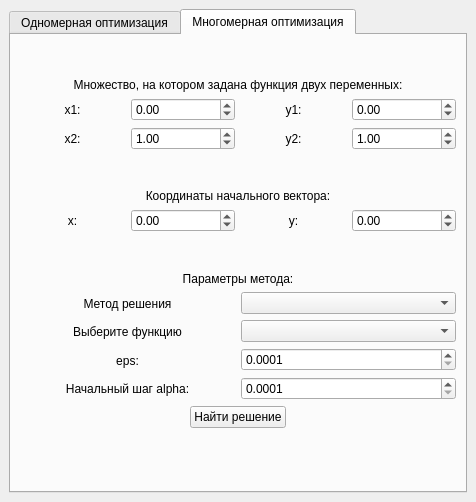
First picture: the form in mainwindow.ui, repository margarita-v/OptimizationMethods, before the edit.
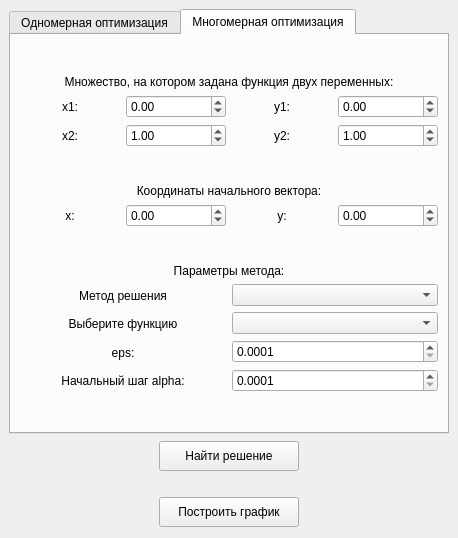
Second picture: the form after the edit. The open tabs and pages were chosen to show the change.

The edit to the form file:
```diff
--- a/mainwindow.ui
+++ b/mainwindow.ui
@@ -6,8 +6,8 @@
    <rect>
     <x>0</x>
     <y>0</y>
-    <width>476</width>
-    <height>502</height>
+    <width>458</width>
+    <height>538</height>
    </rect>
   </property>
   <property name="windowTitle">
@@ -31,6 +31,8 @@
    </property>
    <layout class="QGridLayout" name="gridLayout_2">
     <item row="0" column="0">
+     <layout class="QVBoxLayout" name="verticalLayout_12">
+      <item>
      <widget class="QTabWidget" name="tabWidget">
       <property name="currentIndex">
        <number>0</number>
@@ -205,103 +207,6 @@
             </item>
            </layout>
           </item>
-          <item>
-           <layout class="QHBoxLayout" name="horizontalLayout_6">
-            <property name="spacing">
-             <number>0</number>
-            </property>
-            <item>
-             <spacer name="horizontalSpacer_2">
-              <property name="orientation">
-               <enum>Qt::Horizontal</enum>
-              </property>
-              <property name="sizeHint" stdset="0">
-               <size>
-                <width>40</width>
-                <height>20</height>
-               </size>
-              </property>
-             </spacer>
-            </item>
-            <item>
-             <widget class="QPushButton" name="btnSolve">
-              <property name="text">
-               <string>Найти решение</string>
-              </property>
-              <property name="autoDefault">
-               <bool>false</bool>
-              </property>
-              <property name="default">
-               <bool>false</bool>
-              </property>
-             </widget>
-            </item>
-            <item>
-             <spacer name="horizontalSpacer">
-              <property name="orientation">
-               <enum>Qt::Horizontal</enum>
-              </property>
-              <property name="sizeHint" stdset="0">
-               <size>
-                <width>40</width>
-                <height>20</height>
-               </size>
-              </property>
-             </spacer>
-            </item>
-           </layout>
-          </item>
-          <item>
-           <layout class="QHBoxLayout" name="horizontalLayout">
-            <item>
-             <widget class="QLabel" name="lblSolve">
-              <property name="text">
-               <string/>
-              </property>
-              <property name="alignment">
-               <set>Qt::AlignCenter</set>
-              </property>
-             </widget>
-            </item>
-           </layout>
-          </item>
-          <item>
-           <layout class="QHBoxLayout" name="horizontalLayout_8">
-            <item>
-             <spacer name="horizontalSpacer_3">
-              <property name="orientation">
-               <enum>Qt::Horizontal</enum>
-              </property>
-              <property name="sizeHint" stdset="0">
-               <size>
-                <width>40</width>
-                <height>20</height>
-               </size>
-              </property>
-             </spacer>
-            </item>
-            <item>
-             <widget class="QPushButton" name="btnGraph">
-              <property name="text">
-               <string>Построить график</string>
-              </property>
-             </widget>
-            </item>
-            <item>
-             <spacer name="horizontalSpacer_4">
-              <property name="orientation">
-               <enum>Qt::Horizontal</enum>
-              </property>
-              <property name="sizeHint" stdset="0">
-               <size>
-                <width>40</width>
-                <height>20</height>
-               </size>
-              </property>
-             </spacer>
-            </item>
-           </layout>
-          </item>
          </layout>
         </item>
        </layout>
@@ -640,53 +545,6 @@
             </item>
            </layout>
           </item>
-          <item>
-           <layout class="QHBoxLayout" name="horizontalLayout_3">
-            <item>
-             <spacer name="horizontalSpacer_5">
-              <property name="orientation">
-               <enum>Qt::Horizontal</enum>
-              </property>
-              <property name="sizeHint" stdset="0">
-               <size>
-                <width>40</width>
-                <height>20</height>
-               </size>
-              </property>
-             </spacer>
-            </item>
-            <item>
-             <widget class="QPushButton" name="btnSolveSecond">
-              <property name="text">
-               <string>Найти решение</string>
-              </property>
-             </widget>
-            </item>
-            <item>
-             <spacer name="horizontalSpacer_6">
-              <property name="orientation">
-               <enum>Qt::Horizontal</enum>
-              </property>
-              <property name="sizeHint" stdset="0">
-               <size>
-                <width>40</width>
-                <height>20</height>
-               </size>
-              </property>
-             </spacer>
-            </item>
-           </layout>
-          </item>
-          <item>
-           <widget class="QLabel" name="lblSolveSecond">
-            <property name="text">
-             <string/>
-            </property>
-            <property name="alignment">
-             <set>Qt::AlignCenter</set>
-            </property>
-           </widget>
-          </item>
           <item>
            <spacer name="verticalSpacer_4">
             <property name="orientation">
@@ -705,6 +563,148 @@
        </layout>
       </widget>
      </widget>
+      </item>
+      <item>
+       <spacer name="verticalSpacer_5">
+        <property name="orientation">
+         <enum>Qt::Vertical</enum>
+        </property>
+        <property name="sizeHint" stdset="0">
+         <size>
+          <width>20</width>
+          <height>40</height>
+         </size>
+        </property>
+       </spacer>
+      </item>
+      <item>
+       <layout class="QHBoxLayout" name="horizontalLayout_7">
+        <item>
+         <spacer name="horizontalSpacer_2">
+          <property name="orientation">
+           <enum>Qt::Horizontal</enum>
+          </property>
+          <property name="sizeHint" stdset="0">
+           <size>
+            <width>40</width>
+            <height>20</height>
+           </size>
+          </property>
+         </spacer>
+        </item>
+        <item>
+         <widget class="QPushButton" name="btnSolve">
+          <property name="minimumSize">
+           <size>
+            <width>140</width>
+            <height>30</height>
+           </size>
+          </property>
+          <property name="maximumSize">
+           <size>
+            <width>140</width>
+            <height>30</height>
+           </size>
+          </property>
+          <property name="text">
+           <string>Найти решение</string>
+          </property>
+          <property name="autoDefault">
+           <bool>false</bool>
+          </property>
+          <property name="default">
+           <bool>false</bool>
+          </property>
+         </widget>
+        </item>
+        <item>
+         <spacer name="horizontalSpacer">
+          <property name="orientation">
+           <enum>Qt::Horizontal</enum>
+          </property>
+          <property name="sizeHint" stdset="0">
+           <size>
+            <width>40</width>
+            <height>20</height>
+           </size>
+          </property>
+         </spacer>
+        </item>
+       </layout>
+      </item>
+      <item>
+       <widget class="QLabel" name="lblSolve">
+        <property name="text">
+         <string/>
+        </property>
+        <property name="alignment">
+         <set>Qt::AlignCenter</set>
+        </property>
+       </widget>
+      </item>
+      <item>
+       <layout class="QHBoxLayout" name="horizontalLayout_6">
+        <item>
+         <spacer name="horizontalSpacer_4">
+          <property name="orientation">
+           <enum>Qt::Horizontal</enum>
+          </property>
+          <property name="sizeHint" stdset="0">
+           <size>
+            <width>40</width>
+            <height>20</height>
+           </size>
+          </property>
+         </spacer>
+        </item>
+        <item>
+         <widget class="QPushButton" name="btnGraph">
+          <property name="minimumSize">
+           <size>
+            <width>140</width>
+            <height>30</height>
+           </size>
+          </property>
+          <property name="maximumSize">
+           <size>
+            <width>140</width>
+            <height>40</height>
+           </size>
+          </property>
+          <property name="text">
+           <string>Построить график</string>
+          </property>
+         </widget>
+        </item>
+        <item>
+         <spacer name="horizontalSpacer_3">
+          <property name="orientation">
+           <enum>Qt::Horizontal</enum>
+          </property>
+          <property name="sizeHint" stdset="0">
+           <size>
+            <width>40</width>
+            <height>20</height>
+           </size>
+          </property>
+         </spacer>
+        </item>
+       </layout>
+      </item>
+      <item>
+       <spacer name="verticalSpacer_6">
+        <property name="orientation">
+         <enum>Qt::Vertical</enum>
+        </property>
+        <property name="sizeHint" stdset="0">
+         <size>
+          <width>20</width>
+          <height>40</height>
+         </size>
+        </property>
+       </spacer>
+      </item>
+     </layout>
     </item>
    </layout>
   </widget>
```
Lines whose indentation alone changed are shown as unchanged.
